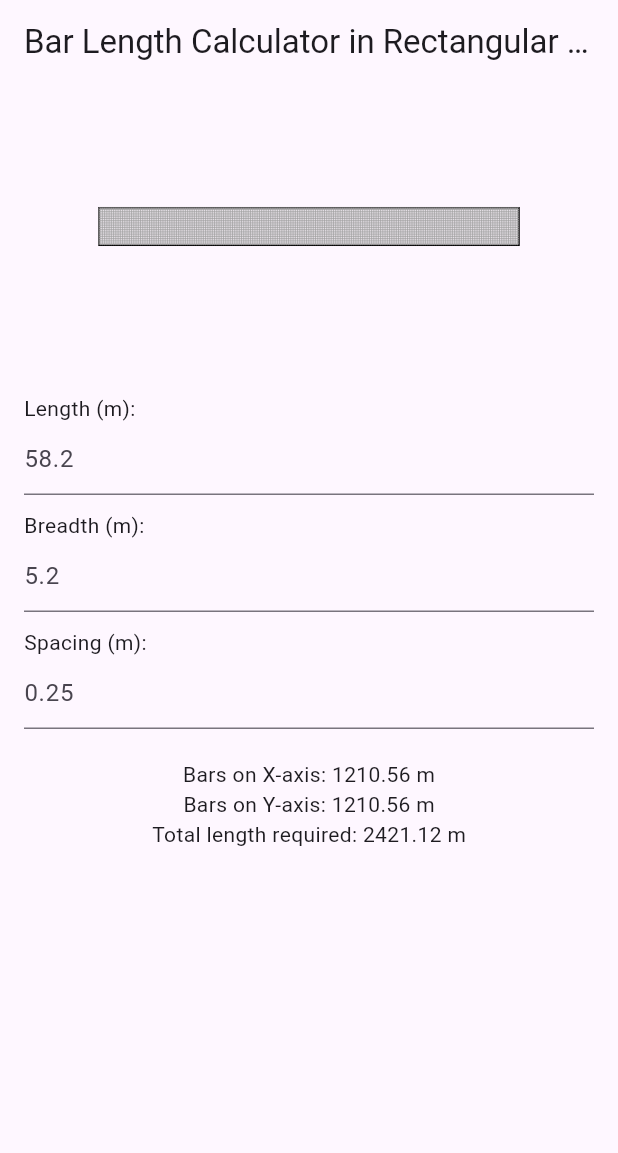
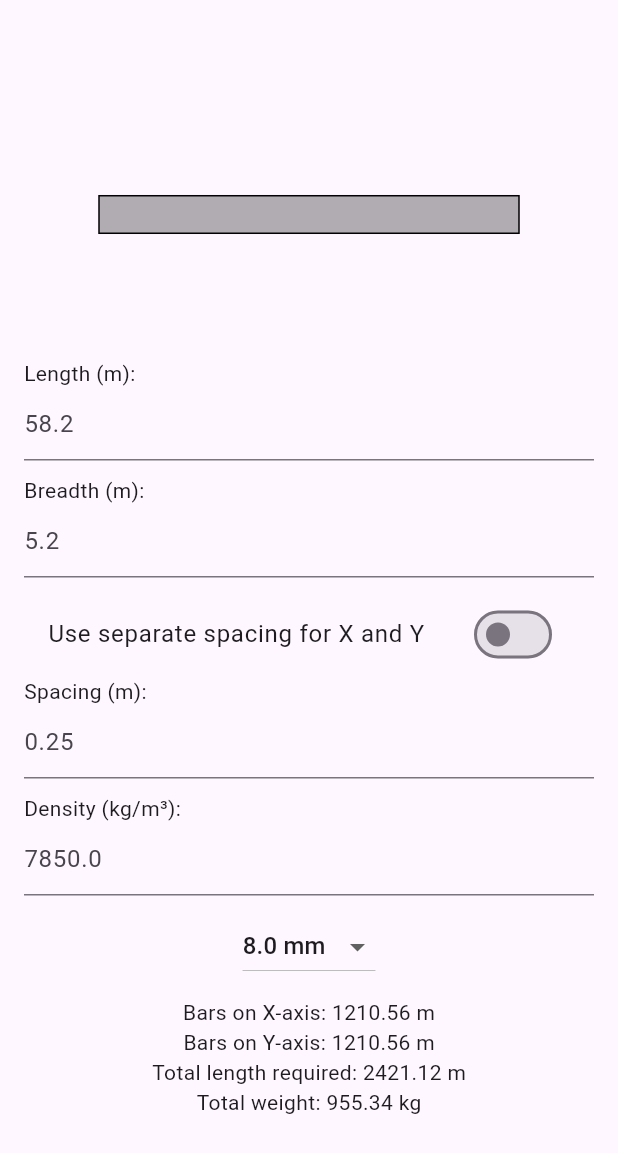
Before and after one commit to skpawar1305/bar_length_calculator, a Flutter app: the screen it shows after launch, on a phone screen of 412 x 824 dp. Shown: the top 1153 px of the screen. Run offline on Flutter 3.47's test engine with Material 3 defaults, Android fonts, the light colour scheme and no system bars; our stand-ins replace shared_preferences.

Commit message:
different spacing in x and y directions
also, calculate weight using density

```diff
--- a/lib/main.dart
+++ b/lib/main.dart
@@ -1,23 +1,33 @@
+import 'dart:math';
+
 import 'package:flutter/material.dart';
+import 'package:shared_preferences/shared_preferences.dart';
 
 void main() {
   runApp(RectangleBarLengthCalculator());
 }
 
 class RectangleBarLengthCalculator extends StatelessWidget {
+  const RectangleBarLengthCalculator({super.key});
+
   @override
   Widget build(BuildContext context) {
-    return MaterialApp(
+    return MediaQuery(
+      data: MediaQuery.of(context).copyWith(textScaleFactor: 1.0), // Override system font scaling
+      child: MaterialApp(
         title: 'Bar Length Calculator in Rectangular Slab',
         theme: ThemeData(
           primarySwatch: Colors.blue,
         ),
-      home: CalculatorPage(),
+        home: const CalculatorPage(),
+      ),
     );
   }
 }
 
 class CalculatorPage extends StatefulWidget {
+  const CalculatorPage({super.key});
+
   @override
   _CalculatorPageState createState() => _CalculatorPageState();
 }
@@ -25,50 +35,96 @@ class CalculatorPage extends StatefulWidget {
 class _CalculatorPageState extends State<CalculatorPage> {
   double length = 58.2;
   double breadth = 5.2;
-  double spacing = 0.25;
+  double spacingX = 0.25;
+  double spacingY = 0.25;
+  bool useSeparateSpacing = false;
 
+  double density = 7850.0; // Steel density in kg/m³
+  double diameter = 8.0; // Default diameter in mm
   double barsX = 0.0;
   double barsY = 0.0;
   double totalBarsLength = 0.0;
+  double totalWeight = 0.0;
 
   @override
   void initState() {
     super.initState();
+    _loadPersistentValues();
     _updateValues();
+  }
+
+  Future<void> _loadPersistentValues() async {
+    final prefs = await SharedPreferences.getInstance();
+    setState(() {
+      density = prefs.getDouble('density') ?? density;
+      diameter = prefs.getDouble('diameter') ?? diameter;
+      length = prefs.getDouble('length') ?? length;
+      breadth = prefs.getDouble('breadth') ?? breadth;
+      spacingX = prefs.getDouble('spacingX') ?? spacingX;
+      spacingY = prefs.getDouble('spacingY') ?? spacingY;
+      useSeparateSpacing = prefs.getBool('useSeparateSpacing') ?? useSeparateSpacing;
+    });
+  }
+
+  Future<void> _savePersistentValues() async {
+    final prefs = await SharedPreferences.getInstance();
+    await prefs.setDouble('density', density);
+    await prefs.setDouble('diameter', diameter);
+    await prefs.setDouble('length', length);
+    await prefs.setDouble('breadth', breadth);
+    await prefs.setDouble('spacingX', spacingX);
+    await prefs.setDouble('spacingY', spacingY);
+    await prefs.setBool('useSeparateSpacing', useSeparateSpacing);
   }
 
   void _updateValues() {
     setState(() {
-      if (length < 0 || breadth < 0 || spacing < 0) {
+      if (length < 0 || breadth < 0 || spacingX < 0 || spacingY < 0) {
         return;
       }
-      barsX = (length / spacing) * breadth;
-      barsY = (breadth / spacing) * length;
+      barsX = (length / spacingX) * breadth;
+      barsY = (breadth / spacingY) * length;
       totalBarsLength = barsX + barsY;
+
+      // Calculate weight (π * d² / 4) * length * density
+      final radius = diameter / 1000 / 2; // Convert diameter to meters
+      final area = pi * radius * radius; // Cross-sectional area in m²
+      totalWeight = area * totalBarsLength * density;
+
+      // Save values persistently
+      _savePersistentValues();
     });
   }
 
   @override
   Widget build(BuildContext context) {
-    return Scaffold(
-      appBar: AppBar(
-        title: Text('Bar Length Calculator in Rectangular Slab'),
-      ),
+    return GestureDetector(
+      onTap: () {
+        // Unfocus the text field when tapping outside
+        FocusScopeNode currentFocus = FocusScope.of(context);
+        if (!currentFocus.hasPrimaryFocus && currentFocus.focusedChild != null) {
+          currentFocus.unfocus();
+        }
+      },
+      child: Scaffold(
         body: Center(
+          child: SingleChildScrollView(
             child: Column(
               mainAxisAlignment: MainAxisAlignment.start,
               children: <Widget>[
-            SizedBox(height: 20),
+                const SizedBox(height: 5),
                 CustomPaint(
-              size: Size(300, 150), // Fixed width of 300 and max height of 150
+                  size: const Size(300, 150),
                   painter: RectanglePainter(
                     length: length,
                     breadth: breadth,
-                spacing: spacing,
+                    spacingX: spacingX,
+                    spacingY: spacingY,
+                    useSeparateSpacing: useSeparateSpacing,
                     totalBarsLength: totalBarsLength,
                   ),
                 ),
-            SizedBox(height: 20),
+                const SizedBox(height: 5),
                 Padding(
                   padding: const EdgeInsets.all(16.0),
                   child: Column(
@@ -81,18 +137,73 @@ class _CalculatorPageState extends State<CalculatorPage> {
                         breadth = value;
                         _updateValues();
                       }),
-                  _buildNumberInput('Spacing (m):', spacing, (value) {
-                    spacing = value;
+                      SwitchListTile(
+                        title: const Text('Use separate spacing for X and Y'),
+                        value: useSeparateSpacing,
+                        onChanged: (value) {
+                          setState(() {
+                            useSeparateSpacing = value;
+                            _updateValues();
+                          });
+                        },
+                      ),
+                      if (useSeparateSpacing)
+                        Row(
+                          mainAxisAlignment: MainAxisAlignment.spaceBetween,
+                          children: [
+                            Flexible(
+                              child: _buildNumberInput('Spacing X (m):', spacingX, (value) {
+                                spacingX = value;
                                 _updateValues();
                               }),
-                  SizedBox(height: 10),
+                            ),
+                            SizedBox(width: 10), // Add spacing between the inputs
+                            Flexible(
+                              child: _buildNumberInput('Spacing Y (m):', spacingY, (value) {
+                                spacingY = value;
+                                _updateValues();
+                              }),
+                            ),
+                          ],
+                        )
+                      else
+                        _buildNumberInput('Spacing (m):', spacingX, (value) {
+                          spacingX = value;
+                          spacingY = value;
+                          _updateValues();
+                        }),
+                      _buildNumberInput('Density (kg/m³):', density, (value) {
+                        density = value;
+                        _updateValues();
+                      }),
+                      DropdownButton<double>(
+                        value: diameter,
+                        items: [8.0, 10.0].map((value) {
+                          return DropdownMenuItem(
+                            value: value,
+                            child: Text('$value mm'),
+                          );
+                        }).toList(),
+                        onChanged: (value) {
+                          if (value != null) {
+                            setState(() {
+                              diameter = value;
+                              _updateValues();
+                            });
+                          }
+                        },
+                      ),
+                      const SizedBox(height: 10),
                       Text('Bars on X-axis: ${barsX.toStringAsFixed(2)} m'),
                       Text('Bars on Y-axis: ${barsY.toStringAsFixed(2)} m'),
                       Text('Total length required: ${totalBarsLength.toStringAsFixed(2)} m'),
+                      Text('Total weight: ${totalWeight.toStringAsFixed(2)} kg'),
                     ],
                   ),
                 ),
               ],
+            ),
+          ),
         ),
       ),
     );
@@ -115,7 +226,7 @@ class _CalculatorPageState extends State<CalculatorPage> {
             }
           },
         ),
-        SizedBox(height: 10),
+        const SizedBox(height: 10),
       ],
     );
   }
@@ -124,13 +235,17 @@ class _CalculatorPageState extends State<CalculatorPage> {
 class RectanglePainter extends CustomPainter {
   final double length;
   final double breadth;
-  final double spacing;
+  final double spacingX;
+  final double spacingY;
+  final bool useSeparateSpacing;
   final double totalBarsLength;
 
   RectanglePainter({
     required this.length,
     required this.breadth,
-    required this.spacing,
+    required this.spacingX,
+    required this.spacingY,
+    required this.useSeparateSpacing,
     required this.totalBarsLength,
   });
 
@@ -141,56 +256,42 @@ class RectanglePainter extends CustomPainter {
       ..strokeWidth = 1.0
       ..style = PaintingStyle.stroke;
 
-    // Calculate aspect ratio
     final aspectRatio = length / breadth;
-
-    // Calculate the scaling factor for width and height
-    final widthFactor = (size.width - 20) / length; // Leave some padding
-    final heightFactor = (size.height - 20) / breadth; // Leave some padding
-
-    // Choose the smaller scaling factor to ensure the rectangle fits
+    final widthFactor = (size.width - 20) / length;
+    final heightFactor = (size.height - 20) / breadth;
     final scaleFactor = widthFactor < heightFactor ? widthFactor : heightFactor;
-
-    // Scale width and height proportionally
     final scaleWidth = length * scaleFactor;
     final scaleHeight = breadth * scaleFactor;
 
-    // Draw the rectangle centered in the canvas
     final offsetX = (size.width - scaleWidth) / 2;
     final offsetY = (size.height - scaleHeight) / 2;
     final rect = Rect.fromLTWH(offsetX, offsetY, scaleWidth, scaleHeight);
     canvas.drawRect(rect, paint);
 
-    if (length > 0 && breadth > 0 && spacing >= 0.001 && totalBarsLength < 100000) {
-      _drawBars(canvas, rect, size);
-    } else {
+    if (totalBarsLength > 1000) {
       // Fill the rectangle if the conditions are not met
       final fillPaint = Paint()
         ..color = Colors.black.withOpacity(0.3) // Choose a fill color with some transparency
         ..style = PaintingStyle.fill;
       canvas.drawRect(rect, fillPaint);
-    }
+      return;
     }
 
-  void _drawBars(Canvas canvas, Rect rect, Size size) {
-    final barPaint = Paint()
-      ..color = Colors.grey
-      ..strokeWidth = 0.5;
+    if (length > 0 && breadth > 0) {
+      final spacingXFactor = useSeparateSpacing ? spacingX : spacingX;
+      final spacingYFactor = useSeparateSpacing ? spacingY : spacingX;
 
-    // Calculate the maximum number of bars based on the available space
-    int maxBarsX = (rect.height / (spacing * rect.height / breadth)).floor();
-    int maxBarsY = (rect.width / (spacing * rect.width / length)).floor();
-
-    // Bars along X-axis
-    for (int i = 0; i <= maxBarsX; i++) {
-      double y = rect.top + i * (spacing * rect.height / breadth);
-      canvas.drawLine(Offset(rect.left, y), Offset(rect.right, y), barPaint);
+      for (double y = rect.top;
+          y <= rect.bottom;
+          y += spacingYFactor * rect.height / breadth) {
+        canvas.drawLine(Offset(rect.left, y), Offset(rect.right, y), paint);
       }
 
-    // Bars along Y-axis
-    for (int i = 0; i <= maxBarsY; i++) {
-      double x = rect.left + i * (spacing * rect.width / length);
-      canvas.drawLine(Offset(x, rect.top), Offset(x, rect.bottom), barPaint);
+      for (double x = rect.left;
+          x <= rect.right;
+          x += spacingXFactor * rect.width / length) {
+        canvas.drawLine(Offset(x, rect.top), Offset(x, rect.bottom), paint);
+      }
     }
   }
 
--- a/pubspec.yaml
+++ b/pubspec.yaml
@@ -9,6 +9,7 @@ environment:
 dependencies:
   flutter:
     sdk: flutter
+  shared_preferences: ^2.3.5
 
 dev_dependencies:
   flutter_test:
```
Also changed, not shown: pubspec.lock, 2 other files. Lines whose indentation alone changed are shown as unchanged.
